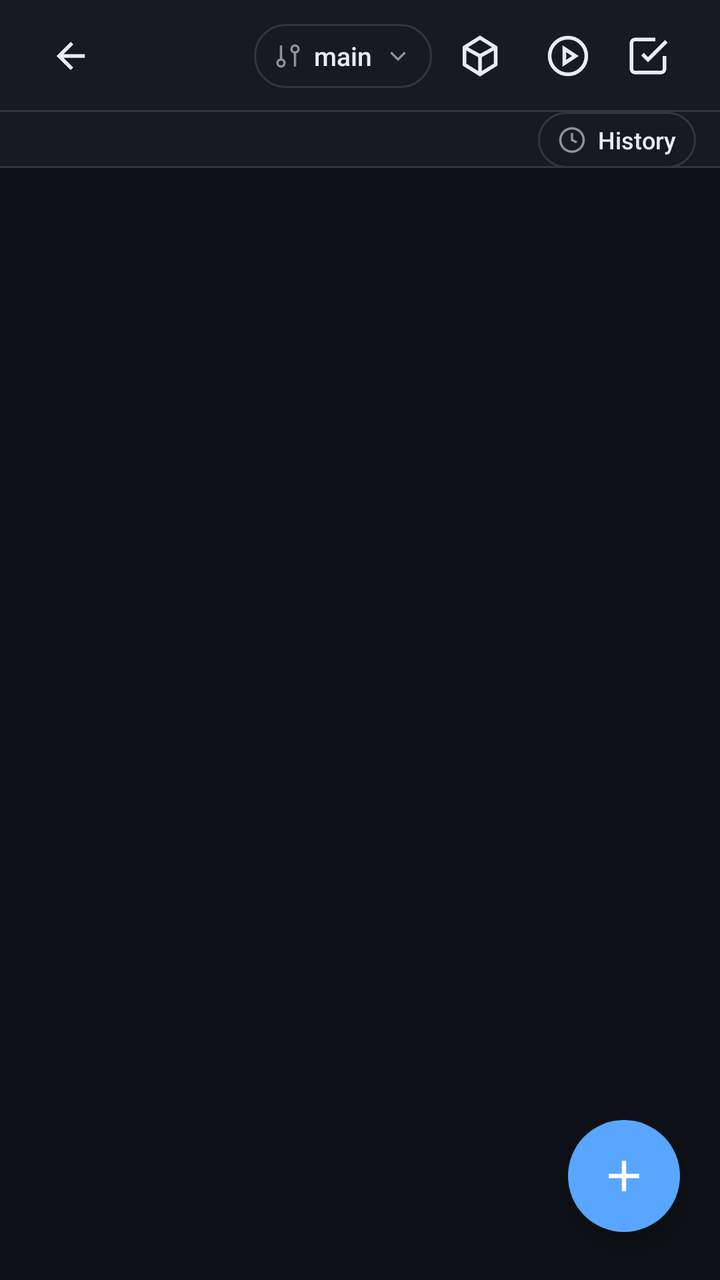
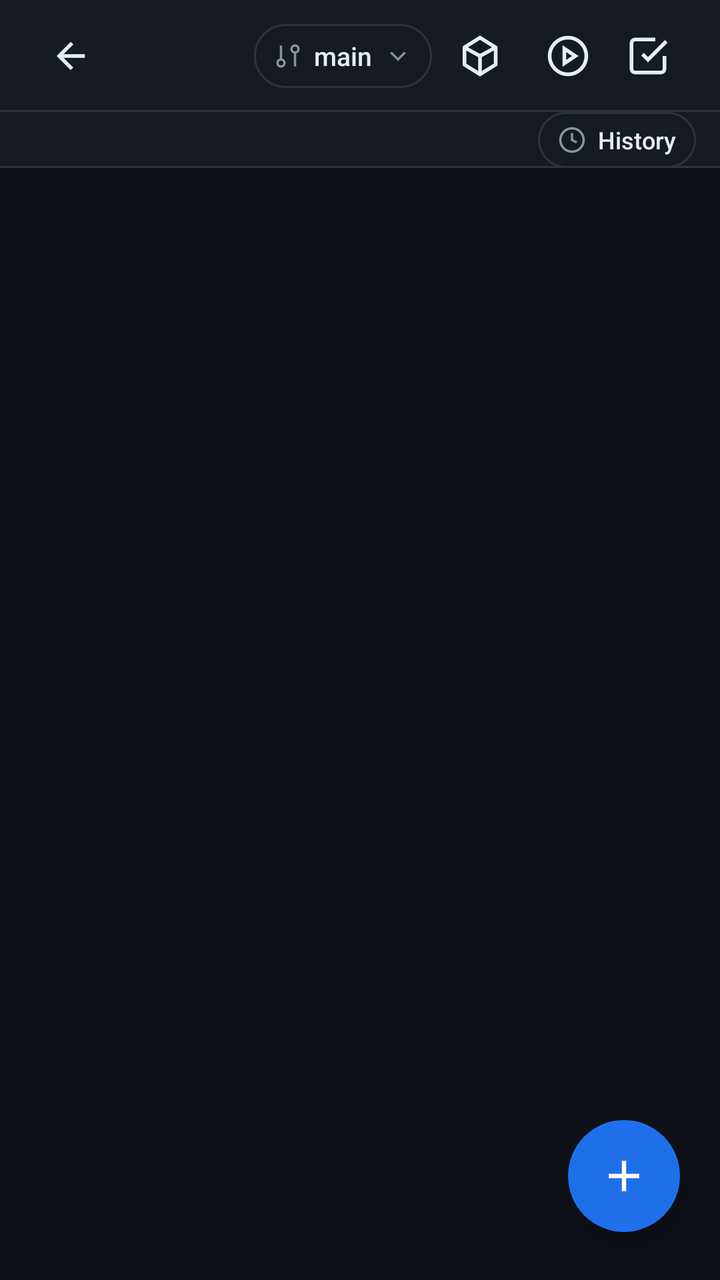

An Android layout rendered at two revisions. The XML below is the earlier revision; the diff shows what the commit changed to produce the second picture.
<!-- AndroidManifest.xml: application theme Theme.ReleaseManager -->
<!-- res/layout/screen_files.xml -->
<?xml version="1.0" encoding="utf-8"?>
<FrameLayout xmlns:android="http://schemas.android.com/apk/res/android"
    xmlns:app="http://schemas.android.com/apk/res-auto"
    android:id="@+id/screenFiles"
    android:layout_width="match_parent"
    android:layout_height="match_parent"
    android:background="@color/bg">

    <LinearLayout
        android:layout_width="match_parent"
        android:layout_height="match_parent"
        android:orientation="vertical">

        <LinearLayout
            android:layout_width="match_parent"
            android:layout_height="56dp"
            android:background="@drawable/bg_topbar"
            android:gravity="center_vertical"
            android:orientation="horizontal"
            android:paddingStart="16dp"
            android:paddingEnd="16dp">

            <ImageButton
                android:id="@+id/btnBack"
                style="@style/App.IconButton"
                android:layout_width="40dp"
                android:layout_height="40dp"
                android:contentDescription="Back"
                android:src="@drawable/ic_arrow_back" />

            <TextView
                android:id="@+id/textTitle"
                style="@style/App.TopbarTitle"
                android:layout_width="0dp"
                android:layout_height="wrap_content"
                android:layout_marginStart="12dp"
                android:layout_weight="1" />

            <LinearLayout
                android:id="@+id/btnBranch"
                android:layout_width="wrap_content"
                android:layout_height="32dp"
                android:layout_marginStart="12dp"
                android:background="@drawable/bg_branch_btn"
                android:clickable="true"
                android:focusable="true"
                android:gravity="center_vertical"
                android:orientation="horizontal"
                android:paddingStart="10dp"
                android:paddingEnd="10dp">

                <ImageView
                    android:layout_width="14dp"
                    android:layout_height="14dp"
                    android:importantForAccessibility="no"
                    android:src="@drawable/ic_branch"
                    android:tint="@color/text_muted" />

                <TextView
                    android:id="@+id/textBranch"
                    android:layout_width="wrap_content"
                    android:layout_height="wrap_content"
                    android:layout_marginStart="6dp"
                    android:layout_marginEnd="6dp"
                    android:ellipsize="end"
                    android:fontFamily="sans-serif-medium"
                    android:maxEms="8"
                    android:maxLines="1"
                    android:text="main"
                    android:textColor="@color/text_primary"
                    android:textSize="13sp" />

                <ImageView
                    android:layout_width="14dp"
                    android:layout_height="14dp"
                    android:importantForAccessibility="no"
                    android:src="@drawable/ic_chevron_down"
                    android:tint="@color/text_muted" />
            </LinearLayout>

            <LinearLayout
                android:id="@+id/btnCommitStaged"
                android:layout_width="wrap_content"
                android:layout_height="32dp"
                android:layout_marginStart="4dp"
                android:background="@drawable/bg_staged_btn"
                android:clickable="true"
                android:focusable="true"
                android:gravity="center_vertical"
                android:orientation="horizontal"
                android:paddingStart="10dp"
                android:paddingEnd="10dp"
                android:visibility="gone">

                <TextView
                    android:layout_width="wrap_content"
                    android:layout_height="wrap_content"
                    android:text="Commit all"
                    android:textColor="@color/warning_text"
                    android:textSize="12sp"
                    android:textStyle="bold" />

                <TextView
                    android:id="@+id/textStagedBadge"
                    android:layout_width="wrap_content"
                    android:layout_height="18dp"
                    android:layout_marginStart="5dp"
                    android:background="@drawable/bg_staged_badge"
                    android:gravity="center"
                    android:minWidth="18dp"
                    android:paddingStart="4dp"
                    android:paddingEnd="4dp"
                    android:textColor="@color/white"
                    android:textSize="11sp"
                    android:textStyle="bold"
                    android:visibility="gone" />
            </LinearLayout>

            <ImageButton
                android:id="@+id/btnReleases"
                style="@style/App.IconButton"
                android:layout_width="40dp"
                android:layout_height="40dp"
                android:layout_marginStart="4dp"
                android:contentDescription="Releases"
                android:src="@drawable/ic_package" />

            <ImageButton
                android:id="@+id/btnActions"
                style="@style/App.IconButton"
                android:layout_width="40dp"
                android:layout_height="40dp"
                android:layout_marginStart="4dp"
                android:contentDescription="Actions"
                android:src="@drawable/ic_play_circle" />

            <ImageButton
                android:id="@+id/btnSelectMode"
                style="@style/App.IconButton"
                android:layout_width="40dp"
                android:layout_height="40dp"
                android:contentDescription="Select files"
                android:src="@drawable/ic_check_square" />
        </LinearLayout>

        <LinearLayout
            android:layout_width="match_parent"
            android:layout_height="wrap_content"
            android:background="@drawable/bg_topbar"
            android:gravity="center_vertical"
            android:orientation="horizontal">

            <HorizontalScrollView
                android:layout_width="0dp"
                android:layout_height="wrap_content"
                android:layout_weight="1"
                android:overScrollMode="never"
                android:scrollbars="none">

                <LinearLayout
                    android:id="@+id/breadcrumbContainer"
                    android:layout_width="wrap_content"
                    android:layout_height="wrap_content"
                    android:gravity="center_vertical"
                    android:orientation="horizontal"
                    android:paddingStart="16dp"
                    android:paddingTop="8dp"
                    android:paddingEnd="16dp"
                    android:paddingBottom="8dp" />
            </HorizontalScrollView>

            <LinearLayout
                android:id="@+id/btnHistory"
                android:layout_width="wrap_content"
                android:layout_height="28dp"
                android:layout_marginStart="4dp"
                android:layout_marginEnd="12dp"
                android:background="@drawable/bg_branch_btn"
                android:clickable="true"
                android:focusable="true"
                android:gravity="center_vertical"
                android:orientation="horizontal"
                android:paddingStart="10dp"
                android:paddingEnd="10dp">

                <ImageView
                    android:layout_width="14dp"
                    android:layout_height="14dp"
                    android:importantForAccessibility="no"
                    android:src="@drawable/ic_history"
                    android:tint="@color/text_muted" />

                <TextView
                    android:layout_width="wrap_content"
                    android:layout_height="wrap_content"
                    android:layout_marginStart="6dp"
                    android:fontFamily="sans-serif-medium"
                    android:text="History"
                    android:textColor="@color/text_primary"
                    android:textSize="12sp" />
            </LinearLayout>
        </LinearLayout>

        <FrameLayout
            android:layout_width="match_parent"
            android:layout_height="0dp"
            android:layout_weight="1">

            <androidx.recyclerview.widget.RecyclerView
                android:id="@+id/listFiles"
                android:layout_width="match_parent"
                android:layout_height="match_parent"
                android:clipToPadding="false"
                android:paddingBottom="96dp" />

            <include layout="@layout/layout_state" />
        </FrameLayout>
    </LinearLayout>

    <com.google.android.material.floatingactionbutton.FloatingActionButton
        android:id="@+id/fabAdd"
        android:layout_width="wrap_content"
        android:layout_height="wrap_content"
        android:layout_gravity="bottom|end"
        android:layout_marginEnd="20dp"
        android:layout_marginBottom="24dp"
        android:contentDescription="Add"
        app:backgroundTint="@color/accent"
        app:borderWidth="0dp"
        app:fabSize="normal"
        app:maxImageSize="26dp"
        app:rippleColor="@color/accent_pressed"
        app:srcCompat="@drawable/ic_plus"
        app:tint="@color/white" />

    <LinearLayout
        android:id="@+id/selectBar"
        android:layout_width="match_parent"
        android:layout_height="72dp"
        android:layout_gravity="bottom"
        android:background="@drawable/bg_select_bar"
        android:clickable="true"
        android:elevation="8dp"
        android:focusable="true"
        android:gravity="center_vertical"
        android:orientation="horizontal"
        android:paddingStart="16dp"
        android:paddingEnd="16dp"
        android:visibility="gone">

        <TextView
            android:id="@+id/textSelectCount"
            android:layout_width="0dp"
            android:layout_height="wrap_content"
            android:layout_weight="1"
            android:fontFamily="sans-serif-medium"
            android:textColor="@color/text_primary"
            android:textSize="15sp" />

        <com.google.android.material.button.MaterialButton
            android:id="@+id/btnSelectDownload"
            style="@style/Widget.App.OutlinedButton"
            android:layout_width="wrap_content"
            android:layout_height="wrap_content"
            android:layout_marginStart="12dp"
            android:minHeight="40dp"
            android:paddingStart="14dp"
            android:paddingEnd="14dp"
            android:text="Download"
            app:icon="@drawable/ic_download" />

        <com.google.android.material.button.MaterialButton
            android:id="@+id/btnSelectDelete"
            style="@style/Widget.App.DangerButton"
            android:layout_width="wrap_content"
            android:layout_height="wrap_content"
            android:layout_marginStart="12dp"
            android:minHeight="40dp"
            android:paddingStart="14dp"
            android:paddingEnd="14dp"
            android:text="Delete"
            app:icon="@drawable/ic_trash" />

        <com.google.android.material.button.MaterialButton
            android:id="@+id/btnCancelSelect"
            style="@style/Widget.App.TextButton"
            android:layout_width="wrap_content"
            android:layout_height="wrap_content"
            android:layout_marginStart="12dp"
            android:minHeight="40dp"
            android:paddingStart="12dp"
            android:paddingEnd="12dp"
            android:text="Cancel" />
    </LinearLayout>
</FrameLayout>
<!-- res/layout/layout_state.xml (included above) -->
<?xml version="1.0" encoding="utf-8"?>
<LinearLayout xmlns:android="http://schemas.android.com/apk/res/android"
    android:id="@+id/stateRoot"
    android:layout_width="match_parent"
    android:layout_height="match_parent"
    android:gravity="center"
    android:orientation="vertical"
    android:padding="24dp"
    android:visibility="gone">

    <ProgressBar
        android:id="@+id/stateSpinner"
        style="?android:attr/progressBarStyleSmall"
        android:layout_width="24dp"
        android:layout_height="24dp"
        android:layout_marginBottom="12dp"
        android:indeterminate="true"
        android:indeterminateTint="@color/accent"
        android:visibility="gone" />

    <ImageView
        android:id="@+id/stateIcon"
        android:layout_width="48dp"
        android:layout_height="48dp"
        android:layout_marginBottom="12dp"
        android:importantForAccessibility="no"
        android:tint="@color/text_dim"
        android:visibility="gone" />

    <TextView
        android:id="@+id/stateText"
        style="@style/App.StateText"
        android:layout_width="wrap_content"
        android:layout_height="wrap_content" />

    <com.google.android.material.button.MaterialButton
        android:id="@+id/stateRetry"
        style="@style/Widget.App.OutlinedButton"
        android:layout_width="wrap_content"
        android:layout_height="wrap_content"
        android:layout_marginTop="16dp"
        android:text="Retry"
        android:visibility="gone" />

</LinearLayout>
<!-- resources referenced by this layout -->
<resources>
  <color name="warning_text">#B36900</color>
  <style name="App.TopbarTitle" parent="">
          <item name="android:textColor">@color/text_primary</item>
          <item name="android:textSize">17sp</item>
          <item name="android:textStyle">bold</item>
          <item name="android:singleLine">true</item>
          <item name="android:ellipsize">end</item>
      </style>
  <style name="Widget.App.DangerButton" parent="Widget.App.Button">
          <item name="backgroundTint">@color/danger</item>
      </style>
  <style name="Widget.App.OutlinedButton" parent="Widget.MaterialComponents.Button.OutlinedButton">
          <item name="android:textAllCaps">false</item>
          <item name="android:textSize">15sp</item>
          <item name="android:fontFamily">sans-serif-medium</item>
          <item name="android:letterSpacing">0</item>
          <item name="android:textColor">@color/text_primary</item>
          <item name="android:minHeight">44dp</item>
          <item name="android:insetTop">0dp</item>
          <item name="android:insetBottom">0dp</item>
          <item name="android:paddingStart">20dp</item>
          <item name="android:paddingEnd">20dp</item>
          <item name="backgroundTint">@color/transparent</item>
          <item name="strokeColor">@color/border</item>
          <item name="strokeWidth">1dp</item>
          <item name="rippleColor">@color/border</item>
          <item name="cornerRadius">6dp</item>
          <item name="iconTint">@color/text_primary</item>
          <item name="iconGravity">textStart</item>
          <item name="iconPadding">6dp</item>
          <item name="iconSize">18dp</item>
      </style>
  <style name="Widget.App.TextButton" parent="Widget.MaterialComponents.Button.TextButton">
          <item name="android:textAllCaps">false</item>
          <item name="android:textSize">15sp</item>
          <item name="android:fontFamily">sans-serif-medium</item>
          <item name="android:letterSpacing">0</item>
          <item name="android:textColor">@color/accent</item>
          <item name="android:minHeight">44dp</item>
          <item name="android:insetTop">0dp</item>
          <item name="android:insetBottom">0dp</item>
          <item name="android:paddingStart">20dp</item>
          <item name="android:paddingEnd">20dp</item>
          <item name="rippleColor">@color/border</item>
          <item name="cornerRadius">6dp</item>
      </style>
  <color name="border">#30363D</color>
  <color name="warning_pressed">#FDE8B0</color>
  <!-- drawable bg_icon_btn (drawable) -->
  <?xml version="1.0" encoding="utf-8"?>
  <ripple xmlns:android="http://schemas.android.com/apk/res/android"
      android:color="@color/border">
      <item android:id="@android:id/mask">
          <shape android:shape="rectangle">
              <solid android:color="@color/white" />
              <corners android:radius="6dp" />
          </shape>
      </item>
  </ripple>
  <style name="Widget.App.Button" parent="Widget.MaterialComponents.Button">
          <item name="android:textAllCaps">false</item>
          <item name="android:textSize">15sp</item>
          <item name="android:fontFamily">sans-serif-medium</item>
          <item name="android:letterSpacing">0</item>
          <item name="android:textColor">@color/white</item>
          <item name="android:minHeight">44dp</item>
          <item name="android:insetTop">0dp</item>
          <item name="android:insetBottom">0dp</item>
          <item name="android:paddingStart">20dp</item>
          <item name="android:paddingEnd">20dp</item>
          <item name="backgroundTint">@color/accent</item>
          <item name="cornerRadius">6dp</item>
          <item name="iconTint">@color/white</item>
          <item name="iconGravity">textStart</item>
          <item name="iconPadding">6dp</item>
          <item name="iconSize">18dp</item>
      </style>
  <!-- unchanged entries left out for length: 31 -->
</resources>

<!-- the commit's change to res/layout/screen_files.xml (unified diff, before → after) -->
@@ -225,7 +225,7 @@
         android:layout_marginEnd="20dp"
         android:layout_marginBottom="24dp"
         android:contentDescription="Add"
-        app:backgroundTint="@color/accent"
+        app:backgroundTint="@color/accent_emphasis"
         app:borderWidth="0dp"
         app:fabSize="normal"
         app:maxImageSize="26dp"
<!-- resource entries referenced after the edit -->
@@ -1,15 +1,17 @@
 <!-- resources referenced by this layout -->
 <resources>
-  <color name="warning_text">#B36900</color>
+  <color name="accent_emphasis">#1F6FEB</color>
+  <color name="warning_text">#E3B341</color>
   <style name="App.TopbarTitle" parent="">
           <item name="android:textColor">@color/text_primary</item>
-          <item name="android:textSize">17sp</item>
-          <item name="android:textStyle">bold</item>
+          <item name="android:textSize">18sp</item>
+          <item name="android:fontFamily">sans-serif-medium</item>
+          <item name="android:letterSpacing">0.005</item>
           <item name="android:singleLine">true</item>
           <item name="android:ellipsize">end</item>
       </style>
   <style name="Widget.App.DangerButton" parent="Widget.App.Button">
-          <item name="backgroundTint">@color/danger</item>
+          <item name="backgroundTint">@color/danger_emphasis</item>
       </style>
   <style name="Widget.App.OutlinedButton" parent="Widget.MaterialComponents.Button.OutlinedButton">
           <item name="android:textAllCaps">false</item>
@@ -17,7 +19,7 @@
           <item name="android:fontFamily">sans-serif-medium</item>
           <item name="android:letterSpacing">0</item>
           <item name="android:textColor">@color/text_primary</item>
-          <item name="android:minHeight">44dp</item>
+          <item name="android:minHeight">48dp</item>
           <item name="android:insetTop">0dp</item>
           <item name="android:insetBottom">0dp</item>
           <item name="android:paddingStart">20dp</item>
@@ -26,7 +28,7 @@
           <item name="strokeColor">@color/border</item>
           <item name="strokeWidth">1dp</item>
           <item name="rippleColor">@color/border</item>
-          <item name="cornerRadius">6dp</item>
+          <item name="cornerRadius">10dp</item>
           <item name="iconTint">@color/text_primary</item>
           <item name="iconGravity">textStart</item>
           <item name="iconPadding">6dp</item>
@@ -38,16 +40,16 @@
           <item name="android:fontFamily">sans-serif-medium</item>
           <item name="android:letterSpacing">0</item>
           <item name="android:textColor">@color/accent</item>
-          <item name="android:minHeight">44dp</item>
+          <item name="android:minHeight">48dp</item>
           <item name="android:insetTop">0dp</item>
           <item name="android:insetBottom">0dp</item>
           <item name="android:paddingStart">20dp</item>
           <item name="android:paddingEnd">20dp</item>
           <item name="rippleColor">@color/border</item>
-          <item name="cornerRadius">6dp</item>
+          <item name="cornerRadius">10dp</item>
       </style>
-  <color name="border">#30363D</color>
-  <color name="warning_pressed">#FDE8B0</color>
+  <color name="border">#2D333B</color>
+  <color name="warning_pressed">#3A2F12</color>
   <!-- drawable bg_icon_btn (drawable) -->
   <?xml version="1.0" encoding="utf-8"?>
   <ripple xmlns:android="http://schemas.android.com/apk/res/android"
@@ -55,7 +57,7 @@
       <item android:id="@android:id/mask">
           <shape android:shape="rectangle">
               <solid android:color="@color/white" />
-              <corners android:radius="6dp" />
+              <corners android:radius="12dp" />
           </shape>
       </item>
   </ripple>
@@ -65,18 +67,20 @@
           <item name="android:fontFamily">sans-serif-medium</item>
           <item name="android:letterSpacing">0</item>
           <item name="android:textColor">@color/white</item>
-          <item name="android:minHeight">44dp</item>
+          <item name="android:minHeight">48dp</item>
           <item name="android:insetTop">0dp</item>
           <item name="android:insetBottom">0dp</item>
           <item name="android:paddingStart">20dp</item>
           <item name="android:paddingEnd">20dp</item>
-          <item name="backgroundTint">@color/accent</item>
-          <item name="cornerRadius">6dp</item>
+          <item name="backgroundTint">@color/accent_emphasis</item>
+          <item name="rippleColor">@color/accent_pressed</item>
+          <item name="cornerRadius">10dp</item>
           <item name="iconTint">@color/white</item>
           <item name="iconGravity">textStart</item>
           <item name="iconPadding">6dp</item>
           <item name="iconSize">18dp</item>
       </style>
+  <color name="danger_emphasis">#DA3633</color>
   <!-- unchanged entries left out for length: 31 -->
 </resources>
 
